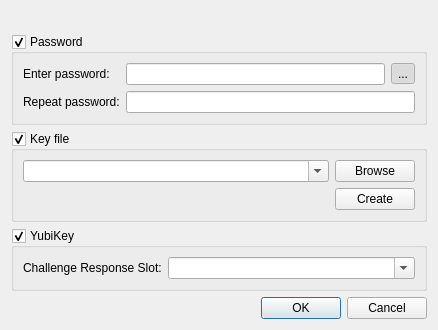
First picture: the form in src/gui/ChangeMasterKeyWidget.ui, repository kylemanna/keepassx, before the edit.
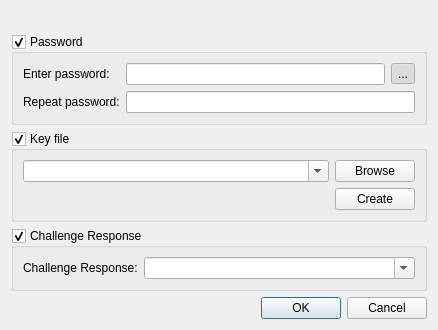
Second picture: the form after the edit.

Commit message: WIP: ChallengeResponse move init, clean-up UI

```diff
--- a/src/gui/ChangeMasterKeyWidget.ui
+++ b/src/gui/ChangeMasterKeyWidget.ui
@@ -132,7 +132,7 @@
    <item>
     <widget class="QGroupBox" name="yubikeyGroup">
      <property name="title">
-      <string>YubiKey</string>
+      <string>Challenge Response</string>
      </property>
      <property name="checkable">
       <bool>true</bool>
@@ -154,7 +154,7 @@
       <item row="0" column="0">
        <widget class="QLabel" name="challengeResponseSlotLabel">
         <property name="text">
-         <string>Challenge Response Slot:</string>
+         <string>Challenge Response:</string>
         </property>
        </widget>
       </item>
```
Left out of the diff: 6 changed lines with no effect on the pictures. The commit also changes 4 other files.
